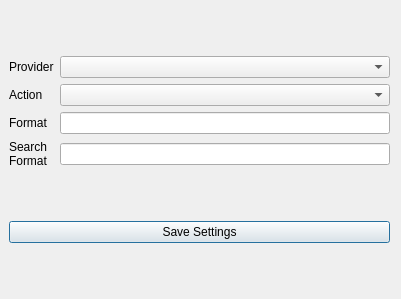
First picture: the form in fyler/assets/settingswindow.ui, repository Musi13/fyler, before the edit.
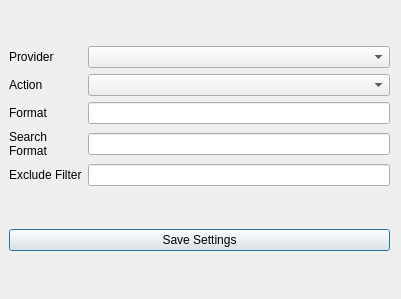
Second picture: the form after the edit.

Commit message: Add exclude filter setting to automatically remove trash files

The edit to the form file:
```diff
--- a/fyler/assets/settingswindow.ui
+++ b/fyler/assets/settingswindow.ui
@@ -65,6 +65,16 @@
       <item row="3" column="1">
        <widget class="QLineEdit" name="searchEdit"/>
       </item>
+      <item row="4" column="0">
+       <widget class="QLabel" name="excludeLabel">
+        <property name="text">
+         <string>Exclude Filter</string>
+        </property>
+       </widget>
+      </item>
+      <item row="4" column="1">
+       <widget class="QLineEdit" name="excludeEdit"/>
+      </item>
      </layout>
     </item>
     <item>
```
Left out of the diff: 28 changed lines with no effect on the pictures. The commit also changes 4 other files.
